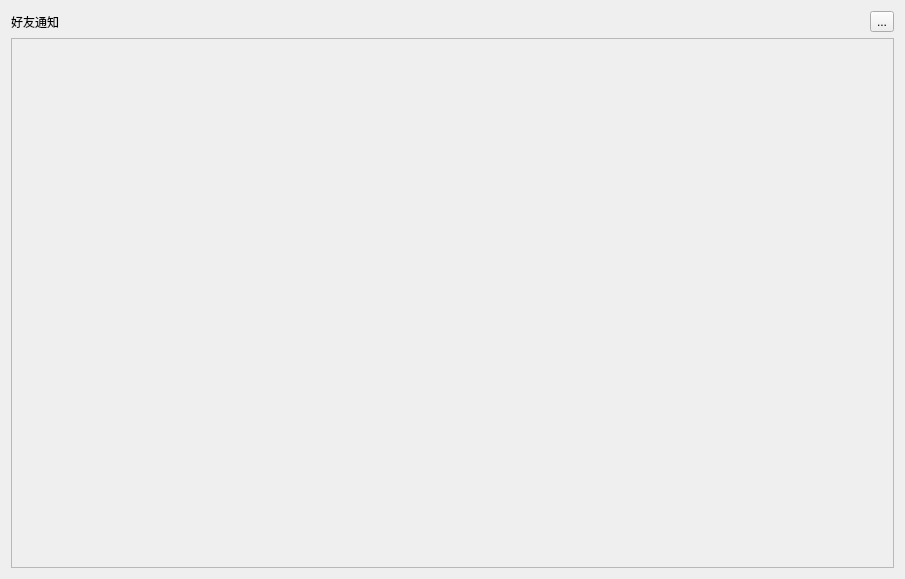
Before: the Qt Designer form message-client/4.Friend/ui/FriendNoticeWidget.ui in yxiao-yang/message-client, drawn with Qt 5.
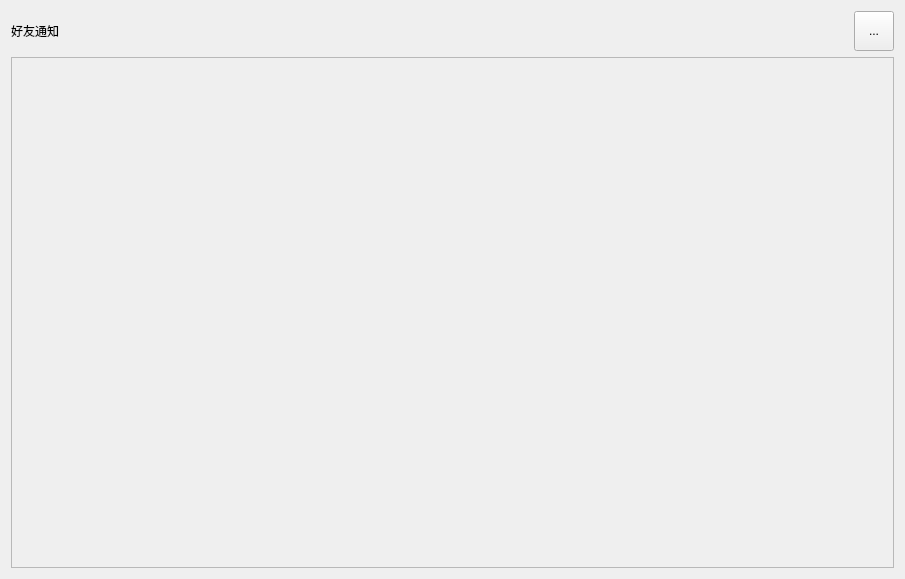
After: the same form once the commit is applied.

Patch:
```diff
--- a/message-client/4.Friend/ui/FriendNoticeWidget.ui
+++ b/message-client/4.Friend/ui/FriendNoticeWidget.ui
@@ -37,7 +37,25 @@
       </spacer>
      </item>
      <item>
-      <widget class="QToolButton" name="toolButton">
+      <widget class="QToolButton" name="DelAllTb">
+       <property name="sizePolicy">
+        <sizepolicy hsizetype="Fixed" vsizetype="Fixed">
+         <horstretch>0</horstretch>
+         <verstretch>0</verstretch>
+        </sizepolicy>
+       </property>
+       <property name="minimumSize">
+        <size>
+         <width>40</width>
+         <height>40</height>
+        </size>
+       </property>
+       <property name="maximumSize">
+        <size>
+         <width>40</width>
+         <height>40</height>
+        </size>
+       </property>
        <property name="text">
         <string>...</string>
        </property>
```
Left out of the diff: 2 changed lines with no effect on the pictures.
